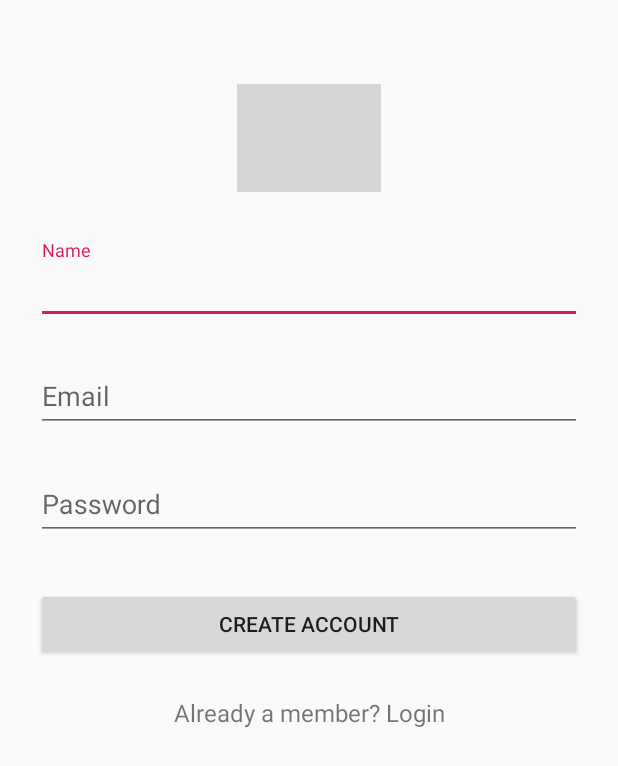
After one commit to adhikaris304/stw300cem-final-project-adhikaris304, an Android app: the layout activity_signup.xml on its own in the app's theme, with its tools: preview values and no code run, on a phone screen of 412 x 824 dp. The commit adds this screen. Shown: the top 766 px of the screen. Run offline under Robolectric (Android 15) with nearby library versions, the phone set to English and light mode, and no system bars; grey boxes are pictures that could not be loaded.

Commit message:
Initial Login and Signup page

```diff
--- a/app/build.gradle
+++ b/app/build.gradle
@@ -3,7 +3,7 @@ apply plugin: 'com.android.application'
 android {
     compileSdkVersion 28
     defaultConfig {
-        applicationId "com.example.needhelp"
+        applicationId "com.example.practice"
         minSdkVersion 21
         targetSdkVersion 28
         versionCode 1
--- a/app/src/main/AndroidManifest.xml
+++ b/app/src/main/AndroidManifest.xml
@@ -1,6 +1,6 @@
 <?xml version="1.0" encoding="utf-8"?>
 <manifest xmlns:android="http://schemas.android.com/apk/res/android"
-    package="com.example.needhelp">
+    package="com.example.practice">
 
     <application
         android:allowBackup="true"
@@ -9,6 +9,8 @@
         android:roundIcon="@mipmap/ic_launcher_round"
         android:supportsRtl="true"
         android:theme="@style/AppTheme">
+        <activity android:name="com.example.needhelp.SignupActivity"></activity>
+        <activity android:name="com.example.needhelp.LoginActivity" />
         <activity android:name=".MainActivity">
             <intent-filter>
                 <action android:name="android.intent.action.MAIN" />
--- a/app/src/main/java/com/example/needhelp/MainActivity.java
+++ b/app/src/main/java/com/example/needhelp/MainActivity.java
@@ -1,4 +1,4 @@
-package com.example.needhelp;
+package com.example.practice;
 
 import android.support.v7.app.AppCompatActivity;
 import android.os.Bundle;
--- /dev/null
+++ b/app/src/main/res/layout/activity_signup.xml
@@ -0,0 +1,80 @@
+<?xml version="1.0" encoding="utf-8"?>
+<ScrollView
+    xmlns:android="http://schemas.android.com/apk/res/android"
+    android:layout_width="fill_parent"
+    android:layout_height="fill_parent"
+    android:fitsSystemWindows="true">
+
+    <LinearLayout
+        android:orientation="vertical"
+        android:layout_width="match_parent"
+        android:layout_height="wrap_content"
+        android:paddingTop="56dp"
+        android:paddingLeft="24dp"
+        android:paddingRight="24dp">
+
+        <ImageView android:src="@drawable/logo"
+            android:layout_width="wrap_content"
+            android:layout_height="72dp"
+            android:layout_marginBottom="24dp"
+            android:layout_gravity="center_horizontal" />
+
+        <!--  Name Label -->
+        <android.support.design.widget.TextInputLayout
+            android:layout_width="match_parent"
+            android:layout_height="wrap_content"
+            android:layout_marginTop="8dp"
+            android:layout_marginBottom="8dp">
+            <EditText android:id="@+id/input_name"
+                android:layout_width="match_parent"
+                android:layout_height="wrap_content"
+                android:inputType="textCapWords"
+                android:hint="Name" />
+        </android.support.design.widget.TextInputLayout>
+
+        <!-- Email Label -->
+        <android.support.design.widget.TextInputLayout
+            android:layout_width="match_parent"
+            android:layout_height="wrap_content"
+            android:layout_marginTop="8dp"
+            android:layout_marginBottom="8dp">
+            <EditText android:id="@+id/input_email"
+                android:layout_width="match_parent"
+                android:layout_height="wrap_content"
+                android:inputType="textEmailAddress"
+                android:hint="Email" />
+        </android.support.design.widget.TextInputLayout>
+
+        <!-- Password Label -->
+        <android.support.design.widget.TextInputLayout
+            android:layout_width="match_parent"
+            android:layout_height="wrap_content"
+            android:layout_marginTop="8dp"
+            android:layout_marginBottom="8dp">
+            <EditText android:id="@+id/input_password"
+                android:layout_width="match_parent"
+                android:layout_height="wrap_content"
+                android:inputType="textPassword"
+                android:hint="Password"/>
+        </android.support.design.widget.TextInputLayout>
+
+        <!-- Signup Button -->
+        <android.support.v7.widget.AppCompatButton
+            android:id="@+id/btn_signup"
+            android:layout_width="fill_parent"
+            android:layout_height="wrap_content"
+            android:layout_marginTop="24dp"
+            android:layout_marginBottom="24dp"
+            android:padding="12dp"
+            android:text="Create Account"/>
+
+        <TextView android:id="@+id/link_login"
+            android:layout_width="fill_parent"
+            android:layout_height="wrap_content"
+            android:layout_marginBottom="24dp"
+            android:text="Already a member? Login"
+            android:gravity="center"
+            android:textSize="16dip"/>
+
+    </LinearLayout>
+</ScrollView>
```
Also changed, not shown: app/src/main/java/com/example/needhelp/LoginActivity.java (added, +148 -0 lines), app/src/main/java/com/example/needhelp/SignupActivity.java (added, +124 -0 lines), app/src/main/res/layout/activity_login.xml (added, +65 -0 lines).
